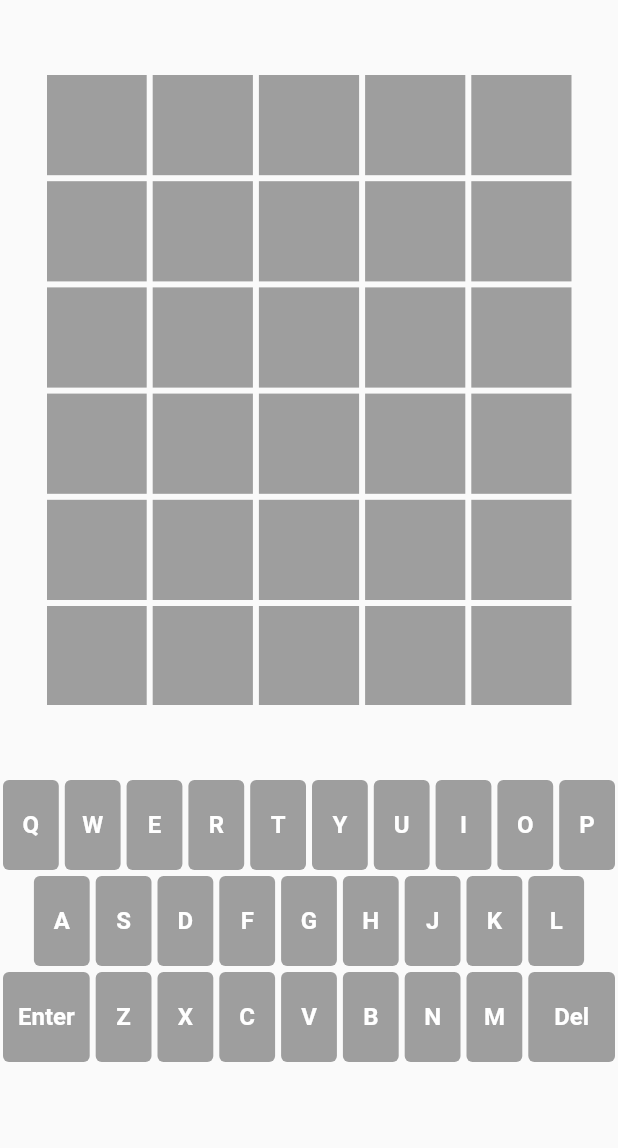
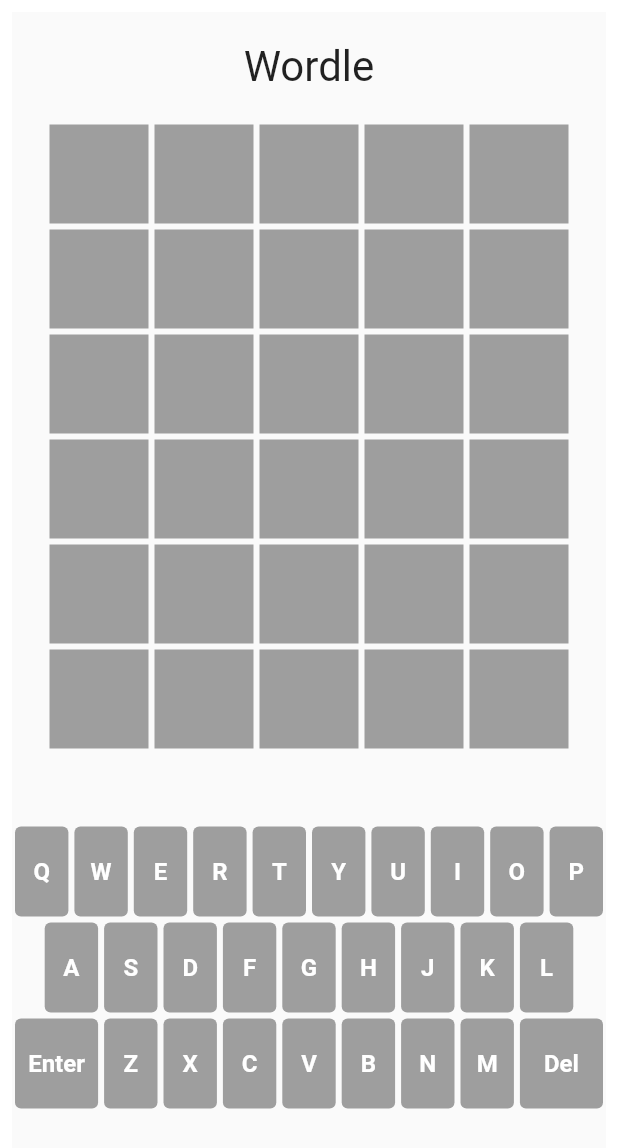
Before and after one commit to HiskelKelemework/chewata, a Flutter app: the WordleScreen screen opened directly, on a phone screen of 412 x 824 dp. Shown: the top 1148 px of the screen. Run offline on Flutter 3.47's test engine with Material 2 defaults, Android fonts, the phone set to English and light mode, and no system bars; our stand-ins replace flutter_bloc.

Commit message:
added home and games screens

```diff
--- a/lib/games/wordle/screens/wordle_screen.dart
+++ b/lib/games/wordle/screens/wordle_screen.dart
@@ -14,11 +14,16 @@
         BlocProvider(create: (_) => _boardBloc),
         BlocProvider(create: (_) => KeyboardBloc(_boardBloc)),
       ],
+      child: Padding(
+        padding: const EdgeInsets.all(8.0),
         child: Scaffold(
           body: Center(
             child: Column(
               children: const <Widget>[
-              SizedBox(height: 50),
+                Padding(
+                  padding: EdgeInsets.symmetric(vertical: 20),
+                  child: Text("Wordle", style: TextStyle(fontSize: 28)),
+                ),
                 Board(),
                 SizedBox(height: 50),
                 Keyboard(),
@@ -26,6 +31,7 @@
             ),
           ),
         ),
+      ),
     );
   }
 }
--- a/lib/games/wordle/widgets/board.dart
+++ b/lib/games/wordle/widgets/board.dart
@@ -36,14 +36,16 @@
               itemCount: 30,
               gridDelegate: const SliverGridDelegateWithFixedCrossAxisCount(
                 crossAxisCount: 5,
-                mainAxisSpacing: 4,
-                crossAxisSpacing: 4,
               ),
               itemBuilder: (_, int i) {
                 final row = i ~/ boardBloc.maxWordLength;
                 final col = i % boardBloc.maxWordLength;
                 final content = state.resultOf(row, col);
-                return Tile(content: content);
+
+                return Padding(
+                  padding: const EdgeInsets.all(2),
+                  child: Tile(content: content),
+                );
               },
             );
           },
--- /dev/null
+++ b/lib/home/index.dart
@@ -0,0 +1,2 @@
+export 'landing_page.dart';
+export 'routes.dart';
--- /dev/null
+++ b/lib/home/routes.dart
@@ -0,0 +1,3 @@
+class Routes {
+  static const String landingRoute = '/';
+}
--- /dev/null
+++ b/lib/home/screens/index.dart
@@ -0,0 +1,2 @@
+export 'games_screen.dart';
+export 'home_screen.dart';
```
Also changed, not shown: lib/home/landing_page.dart (added, +48 -0 lines), lib/home/screens/games_screen.dart (added, +64 -0 lines), lib/home/screens/home_screen.dart (added, +14 -0 lines), lib/main.dart (+5 -2 lines). Lines whose indentation alone changed are shown as unchanged.
